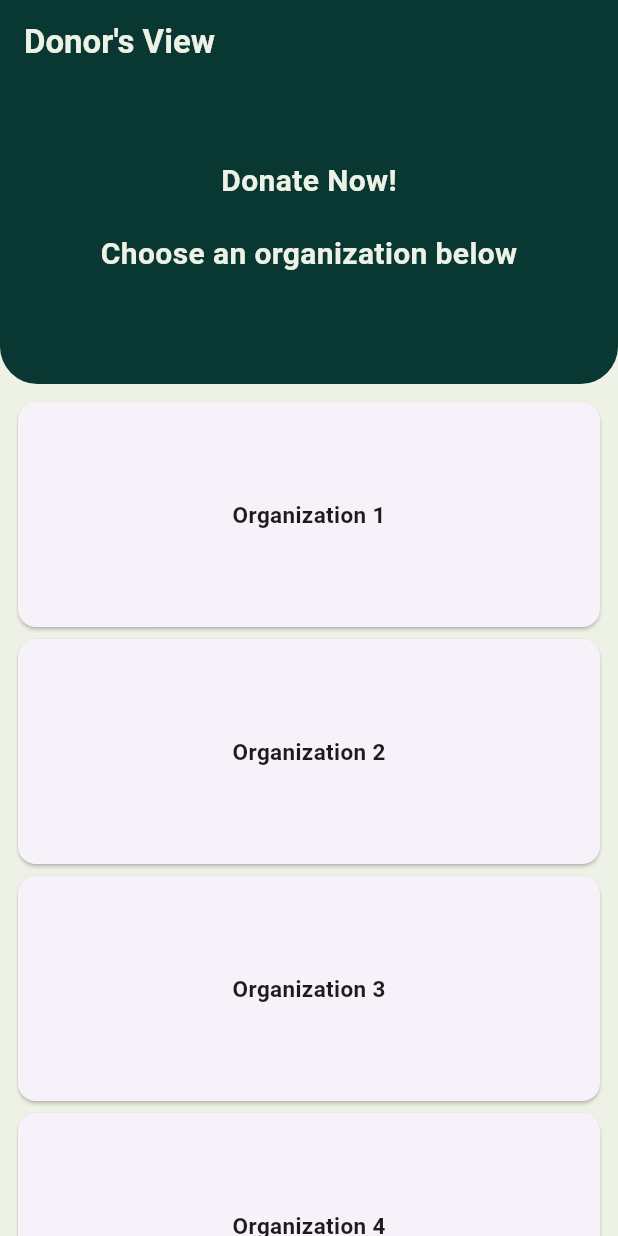
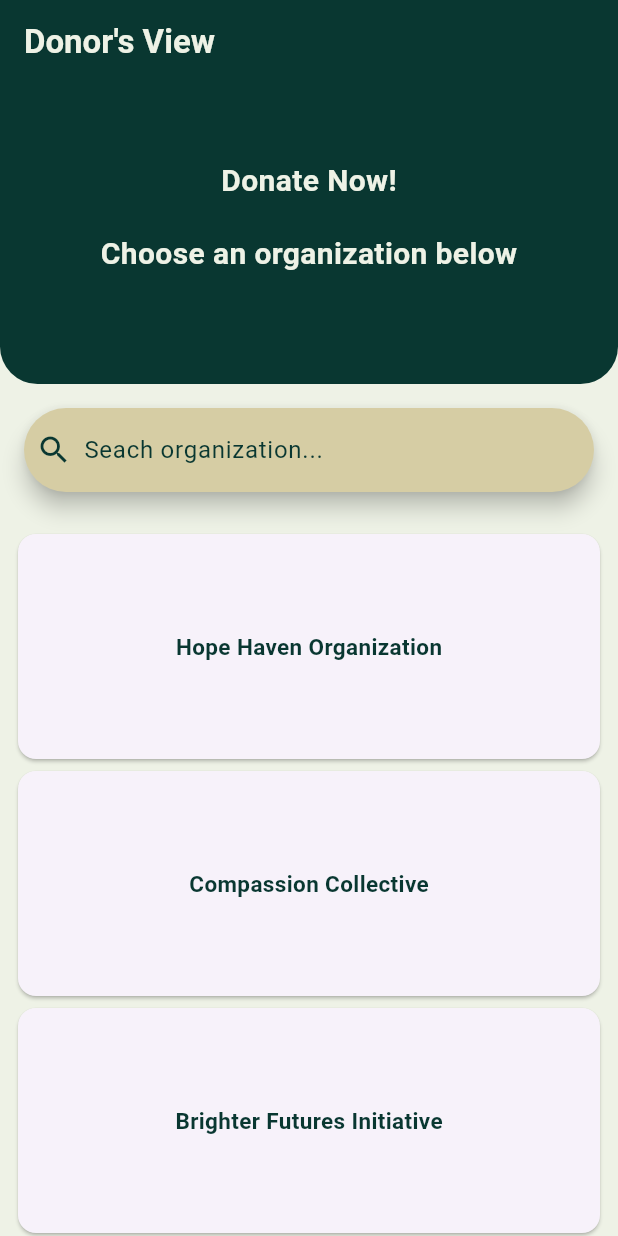
Before and after one commit to MNAutriz/CMSC23-U4L-GROUP2, a Flutter app: the DonorHomePage screen opened directly, on a phone screen of 412 x 824 dp. Run offline on Flutter 3.47's test engine with Material 3 defaults, Android fonts, the phone set to English and light mode, and no system bars; our stand-ins replace firebase_auth, firebase_core; accounts and stored records are empty.

Commit message:
ui: add search bar on donor homepage

```diff
--- a/lib/pages/adminpage/display_donors.dart
+++ b/lib/pages/adminpage/display_donors.dart
@@ -10,7 +10,7 @@ class DisplayDonors extends StatefulWidget {
 class _DisplayDonorsState extends State<DisplayDonors> {
   @override
   Widget build(BuildContext context) {
-    return Scaffold(
+    return const Scaffold(
         backgroundColor: Color(0xFFEEF2E6),
         body: SingleChildScrollView(
           child: Column(
--- a/lib/pages/donateformpage/fields/pickup_field.dart
+++ b/lib/pages/donateformpage/fields/pickup_field.dart
@@ -41,10 +41,10 @@ class _PickupFieldState extends State<PickupField> {
           Flexible(
             child: Card(
               clipBehavior: Clip.hardEdge,
-              color: checkedValue == "No" ?  const Color(0xFF3D8361) : const Color(0xFFEEF2E6),
+              color: checkedValue == "No" ?  const Color(0xFF3D8361) : Colors.white,
               child: ListTile(
                 title: Text("No", style: TextStyle(fontWeight: FontWeight.bold, color: checkedValue == "No" ? const Color(0xFFEEF2E6): const Color(0xFF3D8361),)),
-                tileColor: checkedValue == "No" ? const Color(0xFF3D8361) : const Color(0xFFEEF2E6),
+                tileColor: checkedValue == "No" ? const Color(0xFF3D8361) : Colors.white,
                 selected: checkedValue == "No", // will result to true of checkedValue is "Yes"
                 onTap: (){
                   setState(() {
--- a/lib/pages/donorhomepage/donorhomepage.dart
+++ b/lib/pages/donorhomepage/donorhomepage.dart
@@ -11,24 +11,44 @@ class DonorHomePage extends StatefulWidget {
 
 class _DonorHomePageState extends State<DonorHomePage> {
   int _selectedIndex = 0;
+  TextEditingController _searchController = TextEditingController();
+  List<String> organizations = [
+    'Hope Haven Organization',
+    'Compassion Collective',
+    'Brighter Futures Initiative',
+    'Hearts United Charity',
+    'Empowerment Alliance',
+    'Unity Outreach Network',
+    'Serenity Foundation',
+    'Impactful Change Foundation',
+    'Renewed Vision Charity',
+    'Harmony Aid Organization'
+  ];
+  List<String> filteredOrganizations = [];
 
-  // TODO: use SliverAppBar for cool animation
+  @override
+  void initState() {
+    super.initState();
+    filteredOrganizations = organizations;
+    _searchController.addListener(_filterOrganizations);
+  }
+
+  void _filterOrganizations() {
+    setState(() {
+      filteredOrganizations = organizations
+          .where((org) => org.toLowerCase().contains(_searchController.text.toLowerCase()))
+          .toList();
+    });
+  }
+
+  @override
+  void dispose() {
+    _searchController.dispose();
+    super.dispose();
+  }
+
   @override
   Widget build(BuildContext context) {
-    // hardcoded para lang makita listview
-    List<String?> organizations = [
-      'Organization 1',
-      'Organization 2',
-      'Organization 3',
-      'Organization 4',
-      'Organization 5',
-      'Organization 6',
-      'Organization 7',
-      'Organization 8',
-      'Organization 9',
-      'Organization 10',
-    ];
-
     return Scaffold(
       backgroundColor: const Color(0xFFEEF2E6),
       appBar: AppBar(
@@ -37,7 +57,8 @@ class _DonorHomePageState extends State<DonorHomePage> {
         backgroundColor: const Color(0xFF093731),
         iconTheme: const IconThemeData(color: Color(0xFFEEF2E6)),
       ),
-      body: Column(children: [
+      body: Column(
+        children: [
           Container(
             decoration: const BoxDecoration(
                 color: Color(0xFF093731),
@@ -54,7 +75,7 @@ class _DonorHomePageState extends State<DonorHomePage> {
                 Center(
                     child: Text("Donate Now!",
                         style: TextStyle(
-                          color:  Color(0xFFEEF2E6),
+                            color: Color(0xFFEEF2E6),
                             fontSize: 20,
                             fontWeight: FontWeight.bold))),
                 SizedBox(height: 20),
@@ -63,22 +84,34 @@ class _DonorHomePageState extends State<DonorHomePage> {
                       style: TextStyle(
                           fontSize: 20,
                           fontWeight: FontWeight.bold,
-                        color:  Color(0xFFEEF2E6))),
+                          color: Color(0xFFEEF2E6))),
                 )
               ],
+            ),
+          ),
+          Padding(
+            padding: const EdgeInsets.all(16.0),
+            child: SearchBar(
+              controller: _searchController,
+              backgroundColor: MaterialStateProperty.all(const Color(0xFFD6CDA4)),
+              leading: const Icon(Icons.search, color: Color(0xFF093731)),
+              hintText: "Seach organization...",
+              hintStyle: MaterialStateProperty.all(const TextStyle(
+                color: Color(0xFF093731)
+              )),
             ),
           ),
           Expanded(
             child: ListView.builder(
               padding: const EdgeInsets.all(8),
-            itemCount: organizations.length,
+              itemCount: filteredOrganizations.length,
               itemBuilder: (BuildContext context, int index) {
                 return Card(
                   clipBehavior: Clip.hardEdge,
                   child: InkWell(
-                    splashColor: Color(0xFF3D8361).withAlpha(100),
+                    splashColor: const Color(0xFF3D8361).withAlpha(100),
                     onTap: () {
-                      debugPrint(organizations[index]);
+                      debugPrint(filteredOrganizations[index]);
                       Navigator.pushNamed(context, "/donor/donate");
                     },
                     child: SizedBox(
@@ -87,17 +120,21 @@ class _DonorHomePageState extends State<DonorHomePage> {
                       child: Padding(
                         padding: const EdgeInsets.all(8.0),
                         child: Center(
-                          child: Text("${organizations[index]}",
+                          child: Text(
+                            filteredOrganizations[index],
                             style: const TextStyle(
-                                  fontSize: 15, fontWeight: FontWeight.bold)),
+                                fontSize: 15, fontWeight: FontWeight.bold, color: Color(0xFF093731)),
                           ),
                         ),
                       ),
-                  ));
+                    ),
+                  ),
+                );
               },
             ),
-        )
-      ]),
+          ),
+        ],
+      ),
     );
   }
 }
--- a/lib/pages/donorprofilepage/donor_profile_page.dart
+++ b/lib/pages/donorprofilepage/donor_profile_page.dart
@@ -24,7 +24,8 @@ class DonorProfilePage extends StatelessWidget {
           //   iconTheme: const IconThemeData(color: Color(0xFFEEF2E6)),
           //   backgroundColor: const Color(0xFF093731),
           // ),
-          body: Column(children: [
+          body: SingleChildScrollView(
+            child: Column(children: [
               const ProfilePictureStack(),
               const SizedBox(height: 150),
               ProfileInfoTile(
@@ -36,7 +37,8 @@ class DonorProfilePage extends StatelessWidget {
               ProfileInfoTile(
                   text: "${sample.contactno}",
                   icon: const Icon(Icons.phone, color: Color(0xFFEEF2E6))),
-          ])),
+            ]),
+          )),
     );
   }
 }
--- a/lib/screens/donorview.dart
+++ b/lib/screens/donorview.dart
@@ -20,6 +20,7 @@ class _DonorViewState extends State<DonorView> {
     DonorProfilePage()
    ];
 
+    //TODO: add search bar
     return Scaffold(
       backgroundColor: const Color(0xFFEEF2E6),
       // appBar: AppBar(
```
Also changed, not shown: lib/pages/donateformpage/fields/donation_type.dart (+14 -11 lines). Lines whose indentation alone changed are shown as unchanged.
